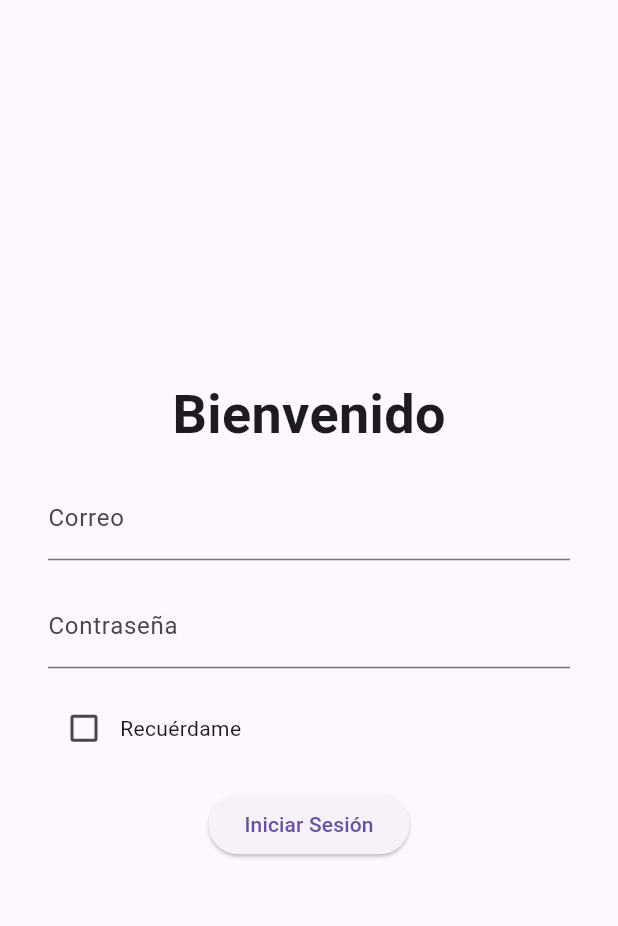
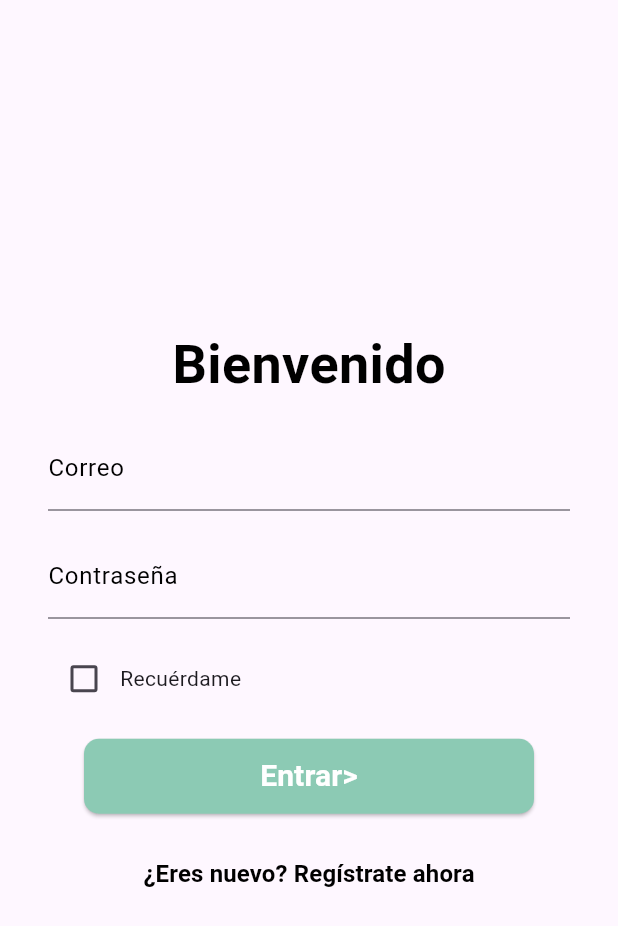
Before and after one commit to ElAx7/ProyectoMoviles, a Flutter app: the screen it shows after launch, on a phone screen of 412 x 824 dp. Shown: the top 926 px of the screen. Run offline on Flutter 3.47's test engine with Material 3 defaults, Android fonts, the phone set to English and light mode, and no system bars.

Commit message:
update login_page

```diff
--- a/proyeto_moviles/lib/login_page.dart
+++ b/proyeto_moviles/lib/login_page.dart
@@ -1,4 +1,5 @@
 import 'package:flutter/material.dart';
+import 'package:proyeto_moviles/home_page.dart';
 
 class LoginPage extends StatelessWidget {
   @override
@@ -34,6 +35,8 @@ class _LoginScreenState extends State<LoginScreen> {
             style: TextStyle(
               fontSize: 36,
               fontWeight: FontWeight.bold,
+              color: Colors.black,
+              // Color personalizado
             ),
           ),
           SizedBox(height: 16),
@@ -41,6 +44,9 @@ class _LoginScreenState extends State<LoginScreen> {
             controller: _emailController,
             decoration: InputDecoration(
               labelText: "Correo",
+              labelStyle: TextStyle(
+                color: Colors.black, // Color personalizado
+              ),
             ),
             onChanged: (value) {
               setState(() {
@@ -53,6 +59,9 @@ class _LoginScreenState extends State<LoginScreen> {
             controller: _passwordController,
             decoration: InputDecoration(
               labelText: "Contraseña",
+              labelStyle: TextStyle(
+                color: Colors.black, // Color personalizado
+              ),
             ),
             onChanged: (value) {
               setState(() {
@@ -72,7 +81,10 @@ class _LoginScreenState extends State<LoginScreen> {
                   });
                 },
               ),
-              Text("Recuérdame"),
+              Text(
+                "Recuérdame", // Color personalizado
+                textAlign: TextAlign.center,
+              ),
             ],
           ),
           SizedBox(height: 16),
@@ -80,8 +92,40 @@ class _LoginScreenState extends State<LoginScreen> {
             onPressed: () {
               // Aquí podrías implementar la lógica de inicio de sesión
               // utilizando los valores de _email, _password y _rememberMe
+              Navigator.push(
+                context,
+                MaterialPageRoute(builder: (context) => HomePage()),
+              );
             },
-            child: Text("Iniciar Sesión"),
+            style: ElevatedButton.styleFrom(
+              backgroundColor: Color(0xFF8CCAB4), // Color personalizado
+              minimumSize: Size(300, 50),
+              shape: RoundedRectangleBorder(
+                borderRadius: BorderRadius.circular(10),
+              ),
+            ),
+            child: Text(
+              "Entrar>",
+              style: TextStyle(
+                fontSize: 20,
+                fontWeight: FontWeight.bold,
+                color: Colors.white,
+              ),
+            ),
+          ),
+          SizedBox(height: 16),
+          TextButton(
+            onPressed: () {
+              // Aquí podrías implementar la navegación a la página de registro
+            },
+            child: Text(
+              "¿Eres nuevo? Regístrate ahora",
+              style: TextStyle(
+                fontSize: 16,
+                fontWeight: FontWeight.bold,
+                color: Colors.black, // Color personalizado
+              ),
+            ),
           ),
         ],
       ),
```
